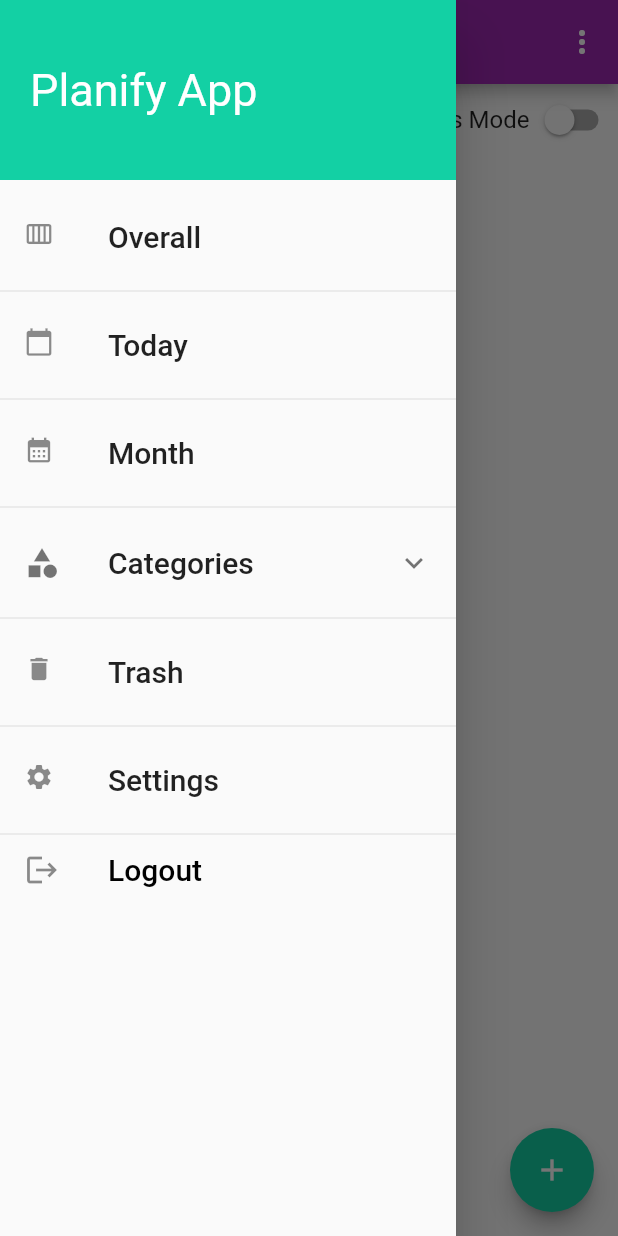
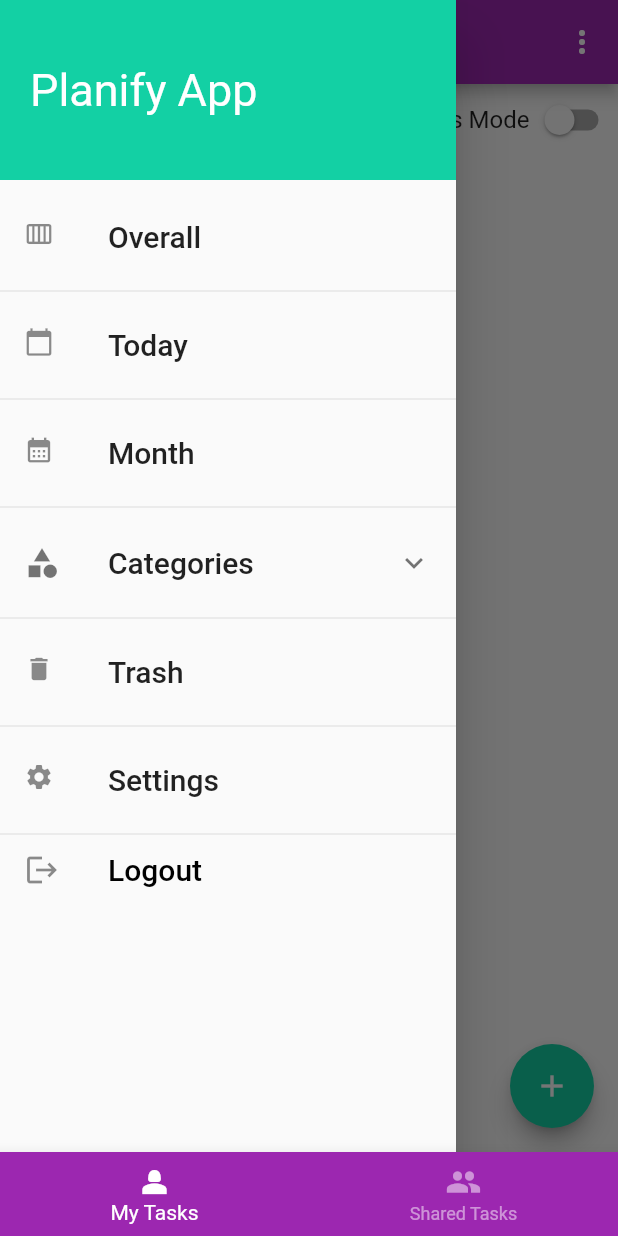
Before and after one commit to MocanuAlexandra/PlanifyApp, a Flutter app: the screen it shows once a user with an empty profile is signed in, with the side drawer open, on a phone screen of 412 x 824 dp. Run offline on Flutter 3.47's test engine with Material 2 defaults, Android fonts, the phone set to English and light mode, and no system bars; our stand-ins replace awesome_notifications, cloud_firestore, firebase_auth, firebase_core, flutter_form_builder, flutter_typeahead and 6 more; missing offline and left inert: dart:ffi, google_maps_webservice_ex, month_picker_dialog_2; accounts and stored records are empty.

Commit message:
Added tabs in order to display the shared tasks separately from user tasks

```diff
--- a/planify_app/lib/helpers/location_helper.dart
+++ b/planify_app/lib/helpers/location_helper.dart
@@ -1,13 +1,11 @@
 import 'dart:convert';
 
-import 'package:flutter/material.dart';
 import 'package:http/http.dart' as http;
 import 'package:location/location.dart';
-import 'utility.dart';
-import '../providers/task_provider.dart';
 import 'package:url_launcher/url_launcher.dart';
 
 import '../models/task.dart';
+import 'utility.dart';
 
 const GOOGLE_API_KEY = 'AIzaSyBCtWNcI4lD7pMey-ZghzlfRvFjQ2FfLhM';
 
--- a/planify_app/lib/main.dart
+++ b/planify_app/lib/main.dart
@@ -3,17 +3,21 @@ import 'dart:convert';
 import 'package:firebase_auth/firebase_auth.dart';
 import 'package:firebase_core/firebase_core.dart';
 import 'package:flutter/material.dart';
+import 'screens/pages/deleted_agenda_page.dart';
+import 'screens/pages/month_agenda_page.dart';
+import 'screens/pages/overall_agenda_page.dart';
+import 'screens/pages/today_agenda_page.dart';
 import 'providers/user_provider.dart';
 import 'package:provider/provider.dart';
 import 'package:shared_preferences/shared_preferences.dart';
 
 import '../../providers/task_provider.dart';
 import '../../providers/task_reminder_provider.dart';
-import '../../screens/agenda/deleted_agenda_screen.dart';
-import '../../screens/agenda/month_agenda_screen.dart';
-import '../../screens/agenda/overall_agenda_screen.dart';
-import '../../screens/agenda/task_category_agenda_screen.dart';
-import '../../screens/agenda/today_agenda_screen.dart';
+import 'screens/tabs/my_agenda/deleted_agenda_tab.dart';
+import 'screens/tabs/my_agenda/month_agenda_tab.dart';
+import 'screens/tabs/my_agenda/overall_agenda_tab.dart';
+import 'screens/tabs/my_agenda/category_agenda_tab.dart';
+import 'screens/tabs/my_agenda/today_agenda_tab.dart';
 import '../../screens/auth/auth_screen.dart';
 import '../../screens/settings_screen.dart';
 import '../../screens/task/add_edit_task_category_screen.dart';
@@ -106,24 +110,31 @@ class _MyAppState extends State<MyApp> {
                 );
               }
               if (userSnapshot.hasData) {
-                return const OverallAgendaScreen();
+                return const OverallAgendaPage();
               } else {
                 return const AuthScreen();
               }
             },
           ),
           routes: {
-            OverallAgendaScreen.routeName: (context) =>
-                const OverallAgendaScreen(),
-            TodayAgendaScreen.routeName: (context) => const TodayAgendaScreen(),
-            MonthAgendaScreen.routeName: (context) => const MonthAgendaScreen(),
+            OverallAgendaPage.routeName: (context) => const OverallAgendaPage(),
+            OverallAgendaTab.routeName: (context) => const OverallAgendaTab(),
+
+            TodayAgendaPage.routeName: (context) => const TodayAgendaPage(),
+            TodayAgendaTab.routeName: (context) => const TodayAgendaTab(),
+
+            MonthAgendaPage.routeName: (context) => const MonthAgendaPage(),
+            MonthAgendaTab.routeName: (context) => const MonthAgendaTab(),
+
+            DeletedAgendaPage.routeName: (context) => const DeletedAgendaPage(),
+            DeletedAgendaTab.routeName: (context) => const DeletedAgendaTab(),
+
+            //TODO  CategoryAgendaPage.routeName: (context) => const CategoryAgendaPage(),
+            CategoryAgendaTab.routeName: (context) => const CategoryAgendaTab(),
+
             AddEditTaskScreen.routeName: (context) => const AddEditTaskScreen(),
             TaskDetailsScreen.routeName: (context) => const TaskDetailsScreen(),
             AuthScreen.routeName: (context) => const AuthScreen(),
-            DeletedAgendaScreen.routeName: (context) =>
-                const DeletedAgendaScreen(),
-            TaskCategoryAgendaScreen.routeName: (context) =>
-                const TaskCategoryAgendaScreen(),
             AddEditTaskCategoryScreen.routeName: (context) =>
                 const AddEditTaskCategoryScreen(),
             SettingsScreen.routeName: (context) => SettingsScreen(
--- /dev/null
+++ b/planify_app/lib/screens/pages/overall_agenda_page.dart
@@ -0,0 +1,52 @@
+import 'package:flutter/material.dart';
+import '../tabs/my_agenda/overall_agenda_tab.dart';
+
+class OverallAgendaPage extends StatefulWidget {
+  static const routeName = '/overall-agenda-page';
+
+  const OverallAgendaPage({super.key});
+
+  @override
+  State<OverallAgendaPage> createState() => _OverallAgendaPageState();
+}
+
+class _OverallAgendaPageState extends State<OverallAgendaPage> {
+  int _selectedIndex = 0;
+  final List<Widget> _screens = [
+    const OverallAgendaTab(),
+    const Placeholder(),
+  ];
+
+  void _onTabTapped(int index) {
+    setState(() {
+      _selectedIndex = index;
+    });
+  }
+
+  @override
+  Widget build(BuildContext context) {
+    return Scaffold(
+      body: IndexedStack(
+        index: _selectedIndex,
+        children: _screens,
+      ),
+      bottomNavigationBar: BottomNavigationBar(
+        items: const <BottomNavigationBarItem>[
+          BottomNavigationBarItem(
+            icon: Icon(Icons.person_2),
+            label: 'My Tasks',
+          ),
+          BottomNavigationBarItem(
+            icon: Icon(Icons.people),
+            label: 'Shared Tasks',
+          ),
+        ],
+        currentIndex: _selectedIndex,
+        selectedItemColor: Colors.white,
+        backgroundColor: Theme.of(context).colorScheme.primary,
+        unselectedItemColor: Colors.white.withOpacity(0.5),
+        onTap: _onTabTapped,
+      ),
+    );
+  }
+}
```
Also changed, not shown: planify_app/lib/screens/pages/deleted_agenda_page.dart (added, +52 -0 lines), planify_app/lib/screens/pages/month_agenda_page.dart (added, +52 -0 lines), planify_app/lib/screens/pages/today_agenda_page.dart (added, +52 -0 lines), planify_app/lib/screens/tabs/my_agenda/category_agenda_tab.dart (renamed from planify_app/lib/screens/agenda/task_category_agenda_screen.dart, +11 -12 lines), planify_app/lib/screens/tabs/my_agenda/deleted_agenda_tab.dart (renamed from planify_app/lib/screens/agenda/deleted_agenda_screen.dart, +9 -9 lines), planify_app/lib/screens/tabs/my_agenda/month_agenda_tab.dart (renamed from planify_app/lib/screens/agenda/overall_agenda_screen.dart, +85 -65 lines), planify_app/lib/screens/tabs/my_agenda/overall_agenda_tab.dart (renamed from planify_app/lib/screens/agenda/month_agenda_screen.dart, +65 -85 lines), planify_app/lib/screens/tabs/my_agenda/today_agenda_tab.dart (renamed from planify_app/lib/screens/agenda/today_agenda_screen.dart, +11 -11 lines), planify_app/lib/screens/task/add_edit_task_category_screen.dart (+5 -7 lines), planify_app/lib/screens/task/add_edit_task_screen.dart (+5 -5 lines), planify_app/lib/widgets/drawer.dart (+10 -10 lines).
